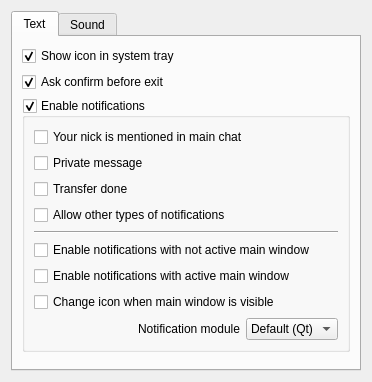
This is eiskaltdcpp/ui/UISettingsNotification.ui in eiskaltdcpp/eiskaltdcpp as Qt 5 draws it before an edit. The edited form follows.
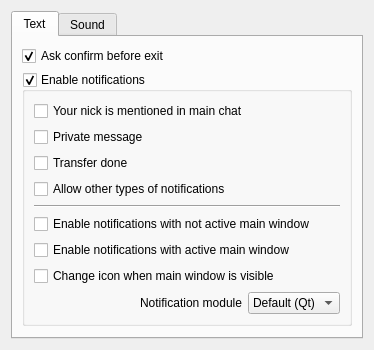
This is the edited form. Custom widgets are drawn as their Qt base class.

```diff
--- a/eiskaltdcpp/ui/UISettingsNotification.ui
+++ b/eiskaltdcpp/ui/UISettingsNotification.ui
@@ -6,8 +6,8 @@
    <rect>
     <x>0</x>
     <y>0</y>
-    <width>372</width>
-    <height>382</height>
+    <width>374</width>
+    <height>333</height>
    </rect>
   </property>
   <property name="windowTitle">
@@ -24,16 +24,6 @@
        <string>Text</string>
       </attribute>
       <layout class="QVBoxLayout" name="verticalLayout_2">
-       <item>
-        <widget class="QCheckBox" name="checkBox_TRAY">
-         <property name="text">
-          <string>Show icon in system tray</string>
-         </property>
-         <property name="checked">
-          <bool>true</bool>
-         </property>
-        </widget>
-       </item>
        <item>
         <widget class="QCheckBox" name="checkBox_EXIT_CONFIRM">
          <property name="text">
```
